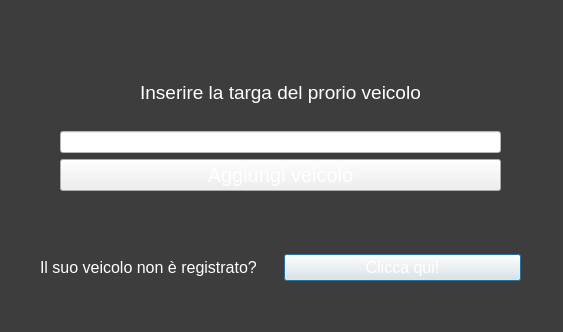
First picture: the form in Utente/Profilo/GestioneVeicoli/GestioneNuovoVeicolo.ui, repository riccardomalpiedi/parcheggio, before the edit.
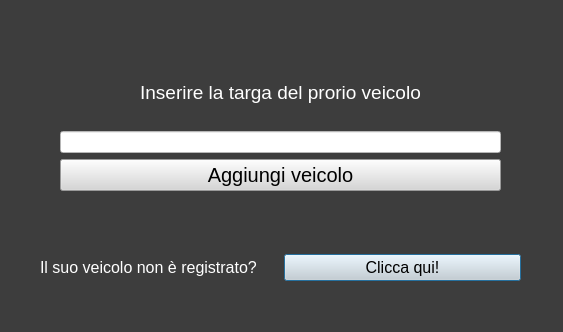
Second picture: the form after the edit.

Patch:
```diff
--- a/Utente/Profilo/GestioneVeicoli/GestioneNuovoVeicolo.ui
+++ b/Utente/Profilo/GestioneVeicoli/GestioneNuovoVeicolo.ui
@@ -48,16 +48,20 @@
        </font>
       </property>
       <property name="styleSheet">
-       <string notr="true">color: white;</string>
+       <string notr="true">background-color: rgb(214, 214, 214);
+color: black;</string>
       </property>
       <property name="text">
        <string>Clicca qui!</string>
       </property>
+      <property name="default">
+       <bool>false</bool>
+      </property>
      </widget>
     </item>
    </layout>
   </widget>
-  <widget class="QWidget" name="">
+  <widget class="QWidget" name="layoutWidget">
    <property name="geometry">
     <rect>
      <x>60</x>
@@ -95,7 +99,8 @@
        </font>
       </property>
       <property name="styleSheet">
-       <string notr="true">color: white;</string>
+       <string notr="true">background-color: rgb(214, 214, 214);
+color: black;</string>
       </property>
       <property name="text">
        <string>Aggiungi veicolo</string>
```
Left out of the diff: 8 changed lines with no effect on the pictures.
